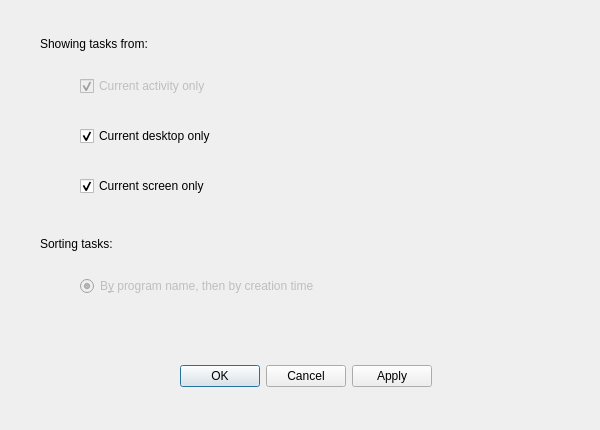
The window that src/view/task_manager_settings_dialog.ui (dangvd/ksmoothdock) describes before a commit, drawn with Qt 5.
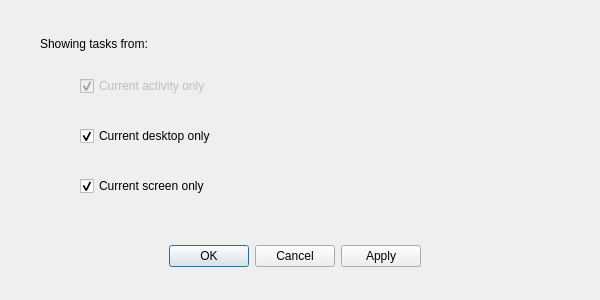
The same window after the commit.

Commit message: Add task manager settings to context menu #103

Patch:
```diff
--- a/src/view/task_manager_settings_dialog.ui
+++ b/src/view/task_manager_settings_dialog.ui
@@ -7,7 +7,7 @@
     <x>0</x>
     <y>0</y>
     <width>600</width>
-    <height>430</height>
+    <height>300</height>
    </rect>
   </property>
   <property name="windowTitle">
@@ -16,9 +16,9 @@
   <widget class="QDialogButtonBox" name="buttonBox">
    <property name="geometry">
     <rect>
-     <x>40</x>
-     <y>360</y>
-     <width>531</width>
+     <x>30</x>
+     <y>240</y>
+     <width>530</width>
      <height>32</height>
     </rect>
    </property>
@@ -99,38 +99,6 @@
     <bool>true</bool>
    </property>
   </widget>
-  <widget class="QLabel" name="sortLabel">
-   <property name="geometry">
-    <rect>
-     <x>40</x>
-     <y>230</y>
-     <width>341</width>
-     <height>28</height>
-    </rect>
-   </property>
-   <property name="text">
-    <string>Sorting tasks:</string>
-   </property>
-  </widget>
-  <widget class="QRadioButton" name="sortProgramName">
-   <property name="enabled">
-    <bool>false</bool>
-   </property>
-   <property name="geometry">
-    <rect>
-     <x>80</x>
-     <y>270</y>
-     <width>451</width>
-     <height>32</height>
-    </rect>
-   </property>
-   <property name="text">
-    <string>B&amp;y program name, then by creation time</string>
-   </property>
-   <property name="checked">
-    <bool>true</bool>
-   </property>
-  </widget>
  </widget>
  <resources/>
  <connections>
```
The commit also changes 2 other files.
